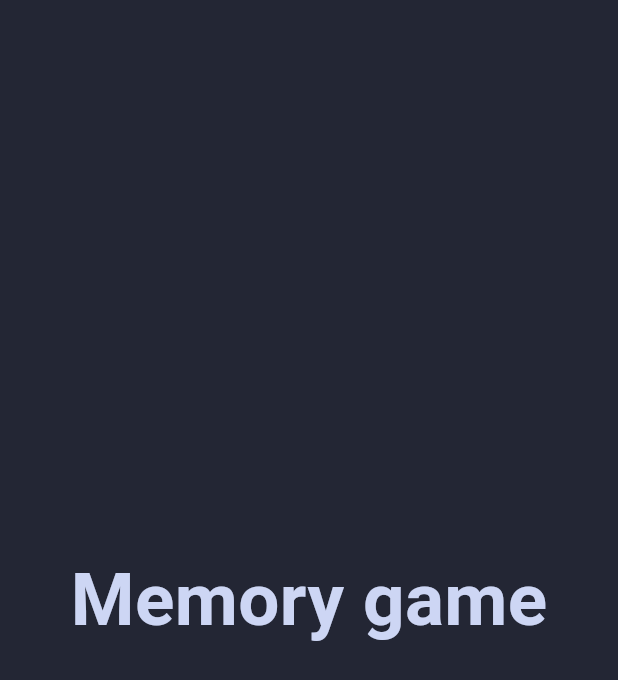
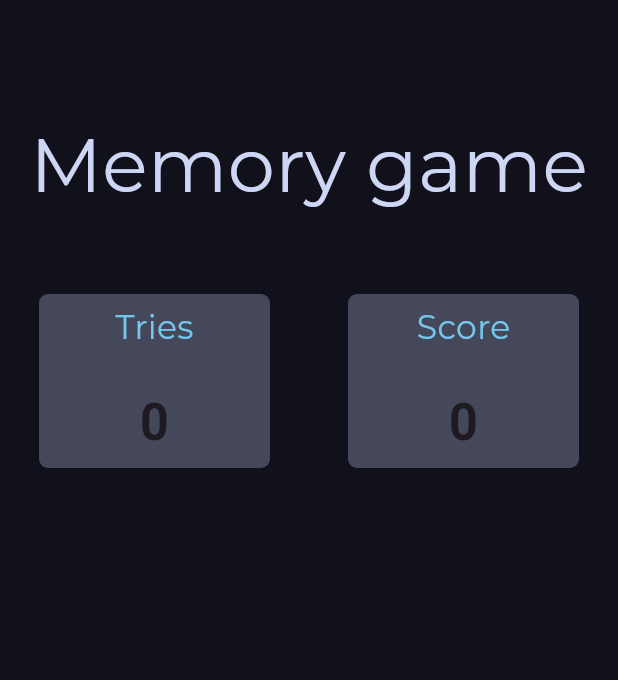
Before and after one commit to Emcho0/memory_game, a Flutter app: the screen it shows after launch, on a phone screen of 412 x 824 dp. Shown: the top 680 px of the screen. Run offline on Flutter 3.47's test engine with Material 3 defaults, Android fonts, the phone set to English and light mode, and no system bars; our stand-ins replace google_fonts.

Commit message:
Dodan score ui

```diff
--- a/lib/main.dart
+++ b/lib/main.dart
@@ -1,5 +1,6 @@
 import 'package:flutter/material.dart';
 import 'package:google_fonts/google_fonts.dart';
+import 'package:memory_game/widgets/score_board.dart';
 
 void main() {
   runApp(const MyApp());
@@ -28,8 +29,10 @@ class HomePage extends StatefulWidget {
 class _HomePageState extends State<HomePage> {
   @override
   Widget build(BuildContext context) {
-    return const Scaffold(
-      backgroundColor: Color.fromARGB(255, 35, 38, 52),
+    // nasa igraona ploca mora biti jednaka screen_w*screen_w
+    double screen_w = MediaQuery.of(context).size.width;
+    return Scaffold(
+      backgroundColor: const Color.fromARGB(255, 17, 17, 27),
       body: Column(
         mainAxisAlignment: MainAxisAlignment.center,
         crossAxisAlignment: CrossAxisAlignment.center,
@@ -37,19 +40,36 @@ class _HomePageState extends State<HomePage> {
           Center(
             child: Text(
               "Memory game",
-              style: TextStyle(
-                  fontSize: 48.6,
-                  fontWeight: FontWeight.bold,
-                  color: Color.fromARGB(255, 205, 214, 244)),
+              style: GoogleFonts.montserrat(
+                fontSize: 50,
+                color: const Color.fromARGB(255, 205, 214, 244),
+              ),
             ),
           ),
-          SizedBox(
+          const SizedBox(
             height: 24.0,
           ),
           Row(
             mainAxisAlignment: MainAxisAlignment.spaceAround,
             crossAxisAlignment: CrossAxisAlignment.center,
-            children: [],
+            children: [
+              // widget funckija za skor igre
+              scoreBoard("Tries", "0"),
+              scoreBoard("Score", "0"),
+            ],
+          ),
+          SizedBox(
+            height: screen_w,
+            width: screen_w,
+            child: GridView.builder(
+                gridDelegate: SliverGridDelegateWithFixedCrossAxisCount(
+                  crossAxisCount: 3,
+                  crossAxisSpacing: 16.0,
+                  mainAxisSpacing: 16.0,
+                ),
+                itemBuilder: (context, index) {
+                  return Container();
+                }),
           )
         ],
       ),
--- a/lib/widgets/score_board.dart
+++ b/lib/widgets/score_board.dart
@@ -0,0 +1,35 @@
+import 'package:flutter/cupertino.dart';
+import 'package:google_fonts/google_fonts.dart';
+
+Widget scoreBoard(String title, String info) {
+  return Expanded(
+    child: Container(
+      margin: EdgeInsets.all(26.0),
+      padding: EdgeInsets.symmetric(vertical: 6.0, horizontal: 22.0),
+      decoration: BoxDecoration(
+        color: Color.fromARGB(255, 69, 71, 90),
+        borderRadius: BorderRadius.circular(6.0),
+      ),
+      child: Column(
+        children: [
+          Text(
+            title,
+            style: GoogleFonts.montserrat(
+                fontSize: 22.0,
+                color: Color.fromARGB(
+                    255, 116, 199, 236) // Set a contrasting color here
+                ),
+          ),
+          SizedBox(
+            height: 24.0,
+          ),
+          Text(
+            info,
+            style: GoogleFonts.varelaRound(
+                fontSize: 34.0, fontWeight: FontWeight.bold),
+          ),
+        ],
+      ),
+    ),
+  );
+}
```
Also changed, not shown: lib/utils/game_logic.dart (added).
